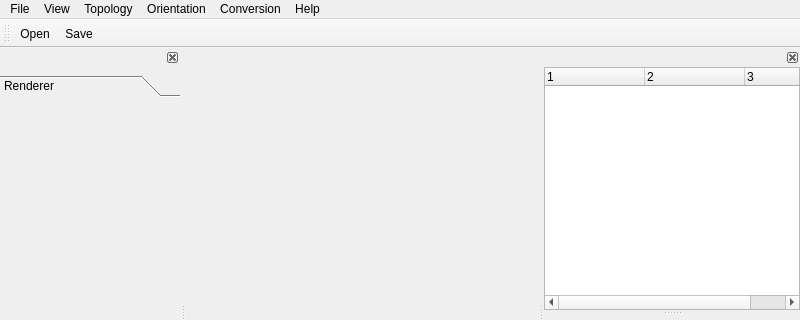
Above: applications/Mapple/main_window.ui from LiangliangNan/Easy3D before the change; both pictures show x 0 to 800 and y 0 to 320 of the 800 by 600 pixel window. Below: the same form after it.
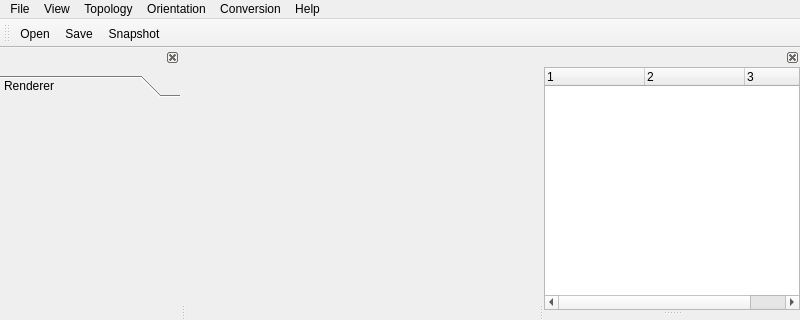
That is the form after the change. Icons and pictures are not drawn.

Diff of the .ui file:
```diff
--- a/applications/Mapple/main_window.ui
+++ b/applications/Mapple/main_window.ui
@@ -108,6 +108,7 @@
    </attribute>
    <addaction name="actionOpen"/>
    <addaction name="actionSave"/>
+   <addaction name="actionSnapshot"/>
   </widget>
   <widget class="QStatusBar" name="statusBar"/>
   <widget class="QDockWidget" name="dockWidgetRendering">
```
Left out of the diff: 46 changed lines with no effect on the pictures.
